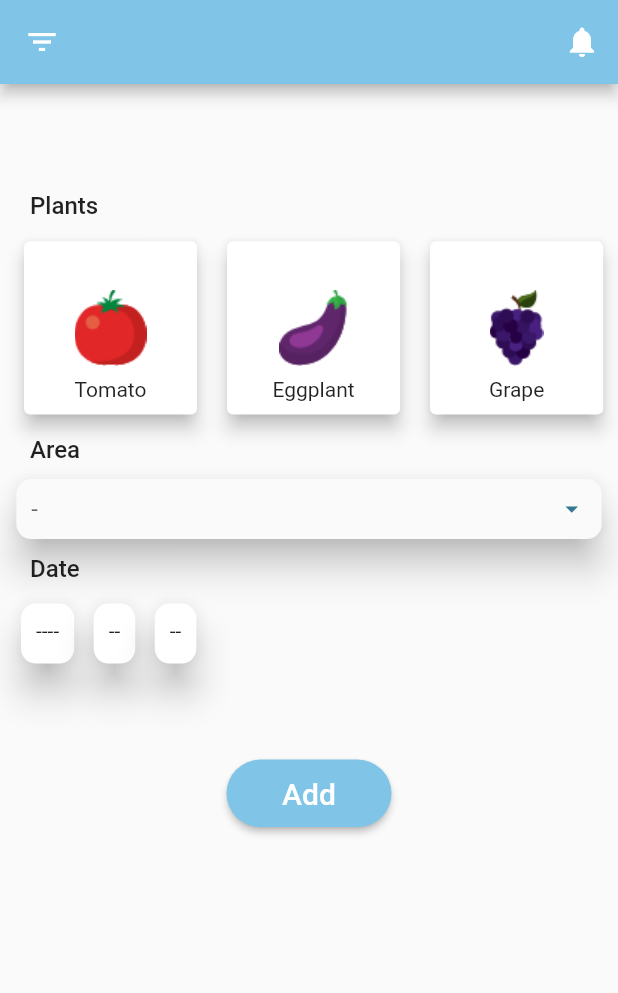
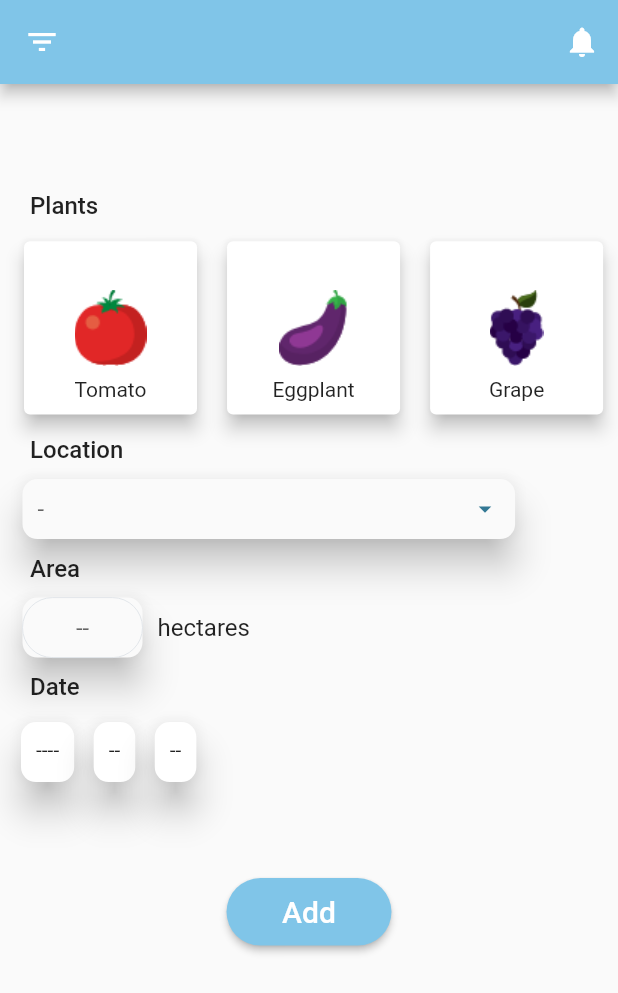
Before and after one commit to notTural/AgriFlow, a Flutter app: the AddPlant screen opened by its route, after a tap on "Add", on a phone screen of 412 x 824 dp. Shown: the top 993 px of the screen. Run offline on Flutter 3.47's test engine with Material 2 defaults, Android fonts, the phone set to English and light mode, and no system bars; our stand-ins replace flutter_datetime_picker, hive, material_design_icons_flutter; missing offline and left inert: tflite_flutter; accounts and stored records are empty.

Commit message:
add plant hectar

```diff
--- a/lib/Models/plant.dart
+++ b/lib/Models/plant.dart
@@ -4,11 +4,12 @@ class Plant {
   int typeId;
   DateTime plantDate;
   int areaId;
+  double hectar;
   double bioConst;
   String level;
   String hour;
 
-  Plant(this.typeId, this.plantDate, this.bioConst) {
+  Plant(this.typeId, this.plantDate, this.hectar, this.bioConst) {
     var rnd = new Random();
 
     level = (1 + rnd.nextInt(3)).toString();
--- a/lib/Providers/plants_provider.dart
+++ b/lib/Providers/plants_provider.dart
@@ -3,7 +3,7 @@ import 'package:flutter/foundation.dart';
 import 'package:tflite_flutter/tflite_flutter.dart';
 
 class PlantsProvider with ChangeNotifier {
-  List<Plant> _plants = [Plant(0, DateTime.now(), 0.24)];
+  List<Plant> _plants = [Plant(0, DateTime.now(), 10, 0.24)];
 
   List<Plant> get plants {
     return [..._plants];
--- a/lib/Screens/addPlant_screen.dart
+++ b/lib/Screens/addPlant_screen.dart
@@ -19,13 +19,16 @@ class _AddPlantState extends State<AddPlant> {
   String _selectedLocation;
 
   DateTime selectedDate;
+  TextEditingController hectar = TextEditingController();
 
   @override
   Widget build(BuildContext context) {
     var testProvider = context.watch<PlantsProvider>();
     return Scaffold(
-      body: Container(
+      body: SingleChildScrollView(
+        child: Container(
           child: Column(
+            crossAxisAlignment: CrossAxisAlignment.start,
             children: <Widget>[
               AppBarModified(),
               SizedBox(
@@ -74,7 +77,8 @@ class _AddPlantState extends State<AddPlant> {
                                   mainAxisAlignment: MainAxisAlignment.center,
                                   children: [
                                     SizedBox(
-                                    height: MediaQuery.of(context).size.height *
+                                      height:
+                                          MediaQuery.of(context).size.height *
                                               0.095,
                                     ),
                                     Padding(
@@ -117,7 +121,8 @@ class _AddPlantState extends State<AddPlant> {
                                   mainAxisAlignment: MainAxisAlignment.center,
                                   children: [
                                     SizedBox(
-                                    height: MediaQuery.of(context).size.height *
+                                      height:
+                                          MediaQuery.of(context).size.height *
                                               0.095,
                                     ),
                                     Padding(
@@ -160,7 +165,8 @@ class _AddPlantState extends State<AddPlant> {
                                   mainAxisAlignment: MainAxisAlignment.center,
                                   children: [
                                     SizedBox(
-                                    height: MediaQuery.of(context).size.height *
+                                      height:
+                                          MediaQuery.of(context).size.height *
                                               0.095,
                                     ),
                                     Padding(
@@ -183,12 +189,14 @@ class _AddPlantState extends State<AddPlant> {
                 child: Padding(
                   padding:
                       const EdgeInsets.symmetric(horizontal: 20, vertical: 10),
-                child: Text("Area",
+                  child: Text("Location",
                       style:
                           TextStyle(fontWeight: FontWeight.w500, fontSize: 16)),
                 ),
               ),
-            Material(
+              Padding(
+                padding: const EdgeInsets.symmetric(horizontal: 15),
+                child: Material(
                   elevation: 10,
                   borderRadius: BorderRadius.circular(10),
                   child: Container(
@@ -208,7 +216,7 @@ class _AddPlantState extends State<AddPlant> {
                       items: [
                         DropdownMenuItem(
                           child: Container(
-                        width: MediaQuery.of(context).size.width * 0.85,
+                            width: MediaQuery.of(context).size.width * 0.7,
                             child: Text("Gencə-Qazax"),
                           ),
                           value: "0",
@@ -236,6 +244,66 @@ class _AddPlantState extends State<AddPlant> {
                         ),
                       ],
                     ),
+                  ),
+                ),
+              ),
+              Align(
+                alignment: Alignment.bottomLeft,
+                child: Padding(
+                  padding:
+                      const EdgeInsets.symmetric(horizontal: 20, vertical: 10),
+                  child: Text("Area",
+                      style:
+                          TextStyle(fontWeight: FontWeight.w500, fontSize: 16)),
+                ),
+              ),
+              Padding(
+                padding: const EdgeInsets.symmetric(horizontal: 15),
+                child: Row(
+                  children: [
+                    Material(
+                      elevation: 10,
+                      borderRadius: BorderRadius.circular(10),
+                      child: Container(
+                        width: 80,
+                        height: 40,
+                        child: Center(
+                          child: TextField(
+                            controller: hectar,
+                            textAlign: TextAlign.center,
+                            keyboardType: TextInputType.number,
+                            maxLines: 1,
+                            decoration: InputDecoration(
+                              contentPadding:
+                                  EdgeInsets.symmetric(horizontal: 5),
+                              hintText: "--",
+                              enabledBorder: OutlineInputBorder(
+                                borderSide: BorderSide(
+                                  color: Color.fromARGB(255, 226, 230, 234),
+                                  width: 0,
+                                ),
+                                borderRadius: BorderRadius.circular(40),
+                              ),
+                              // border: OutlineInputBorder(
+                              //   borderSide: BorderSide(
+                              //     color: Color.fromARGB(255, 226, 230, 234),
+                              //     width: 2,
+                              //   ),
+                              //   borderRadius: BorderRadius.circular(40),
+                              // ),
+                            ),
+                          ),
+                        ),
+                      ),
+                    ),
+                    SizedBox(
+                      width: 10,
+                    ),
+                    Text(
+                      "hectares",
+                      style: TextStyle(fontSize: 16),
+                    ),
+                  ],
                 ),
               ),
               Align(
@@ -320,7 +388,8 @@ class _AddPlantState extends State<AddPlant> {
               SizedBox(
                 height: 60,
               ),
-            SizedBox(
+              Center(
+                child: SizedBox(
                   height: 45,
                   width: 110,
                   child: RaisedButton(
@@ -362,19 +431,23 @@ class _AddPlantState extends State<AddPlant> {
                       borderRadius: BorderRadius.circular(30.0),
                     ),
                   ),
+                ),
               )
             ],
+          ),
         ),
       ),
     );
   }
 
-  void addPlantValidation() {
-    // if (selectedPlantInd == null ||
-    //     _selectedLocation == null ||
-    //     selectedDate == null) {
-    //   return false;
-    // }
+  bool addPlantValidation() {
+    if (selectedPlantInd == null ||
+        _selectedLocation == null ||
+        selectedDate == null ||
+        hectar == null ||
+        hectar.text == null) {
+      return false;
+    }
 
     int arrInd;
     if (selectedDate.month < 5) {
@@ -388,8 +461,11 @@ class _AddPlantState extends State<AddPlant> {
     var bioConst = BIOLOGIC_CONST[selectedPlantInd.toString()][arrInd];
     // print('Bio');
     // print(bioConst);
-    var plant = new Plant(selectedPlantInd, selectedDate, bioConst);
+    var plant = new Plant(
+        selectedPlantInd, selectedDate, double.parse(hectar.text), bioConst);
     Provider.of<PlantsProvider>(context, listen: false).addNewPlant(plant);
     Navigator.pop(context);
+
+    return true;
   }
 }
```
Also changed, not shown: pubspec.lock. Lines whose indentation alone changed are shown as unchanged.
